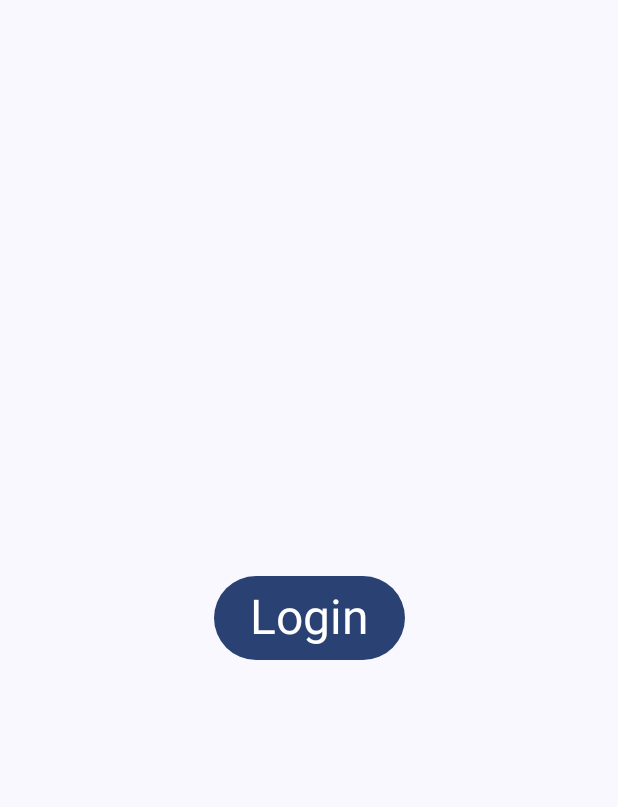
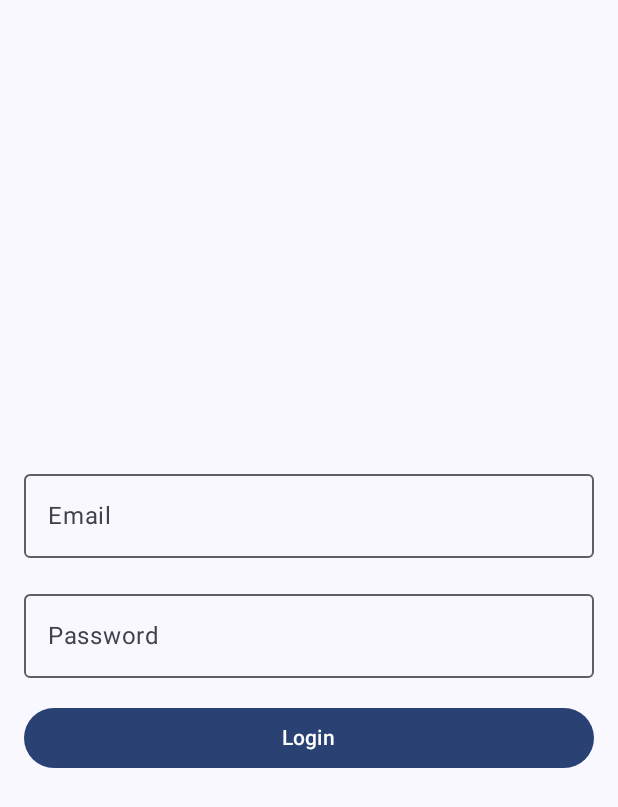
Before and after one commit to akamahesh/EduCrm, an Android app built with Jetpack Compose: the screen it shows after launch (MainActivity), on a phone screen of 412 x 824 dp. Shown: the top 807 px of the screen. Run offline under Robolectric (Android 15) with nearby library versions, the phone set to English and light mode, and no system bars; our stand-ins replace Dagger/Hilt's generated code.

Commit message:
Login module integration

```diff
--- /dev/null
+++ b/app/src/main/java/com/crm/edu/data/login/remote/api/LoginService.kt
@@ -0,0 +1,21 @@
+package com.crm.edu.data.login.remote.api
+
+import com.crm.edu.data.login.remote.model.LoginResponse
+import retrofit2.Response
+import retrofit2.http.Body
+import retrofit2.http.FieldMap
+import retrofit2.http.FormUrlEncoded
+import retrofit2.http.POST
+import javax.inject.Singleton
+
+@Singleton
+interface LoginService {
+    @FormUrlEncoded
+    @POST("https://leadsimulator.com/triangle/external/login")
+    suspend fun doLoginWithPassword(
+        @FieldMap(encoded = false) data: Map<String, String>): Response<LoginResponse>
+    suspend fun login(@Body request: LoginRequest): Response<LoginResponse>
+}
+
+
+data class LoginRequest(val userName: String, val password: String)
--- a/app/src/main/java/com/crm/edu/domain/login/LoginUsecase.kt
+++ b/app/src/main/java/com/crm/edu/domain/login/LoginUsecase.kt
@@ -1,4 +1,12 @@
 package com.crm.edu.domain.login
 
-class LoginUsecase {
+
+import com.crm.edu.data.login.LoginRepository
+import com.crm.edu.data.login.remote.model.LoginResponse
+import javax.inject.Inject
+
+class LoginUseCase @Inject constructor(private val loginRepository: LoginRepository) {
+    suspend fun execute(username: String, password: String): Result<LoginResponse> {
+        return loginRepository.login(username, password)
+    }
 }
--- /dev/null
+++ b/app/src/main/java/com/crm/edu/network/NetworkModule.kt
@@ -0,0 +1,51 @@
+package com.crm.edu.network
+
+
+import com.crm.edu.data.login.remote.api.LoginService
+import dagger.Module
+import dagger.Provides
+import dagger.hilt.InstallIn
+import dagger.hilt.components.SingletonComponent
+import okhttp3.OkHttpClient
+import retrofit2.Retrofit
+import retrofit2.converter.gson.GsonConverterFactory
+import java.util.concurrent.TimeUnit
+import javax.inject.Singleton
+
+@Module
+@InstallIn(SingletonComponent::class)
+object NetworkModule {
+
+    @Singleton
+    @Provides
+    fun provideHttpClient(): OkHttpClient {
+        return OkHttpClient
+            .Builder()
+            .readTimeout(60, TimeUnit.SECONDS)
+            .connectTimeout(60, TimeUnit.SECONDS)
+            .build()
+    }
+
+    @Singleton
+    @Provides
+    fun provideConverterFactory(): GsonConverterFactory =
+        GsonConverterFactory.create()
+
+    @Singleton
+    @Provides
+    fun provideRetrofit(
+        okHttpClient: OkHttpClient,
+        gsonConverterFactory: GsonConverterFactory
+    ): Retrofit {
+        return Retrofit.Builder()
+            .baseUrl("https://crm.staging.educationvibes.in/external/")
+            .client(okHttpClient)
+            .addConverterFactory(gsonConverterFactory)
+            .build()
+    }
+
+    @Singleton
+    @Provides
+    fun provideService(retrofit: Retrofit): LoginService =
+        retrofit.create(LoginService::class.java)
+}
--- a/app/src/main/java/com/crm/edu/ui/compose/EduApp.kt
+++ b/app/src/main/java/com/crm/edu/ui/compose/EduApp.kt
@@ -5,8 +5,8 @@ import androidx.navigation.NavHostController
 import androidx.navigation.compose.NavHost
 import androidx.navigation.compose.composable
 import androidx.navigation.compose.rememberNavController
+import com.crm.edu.compose.screens.LoginScreen
 import com.crm.edu.ui.compose.screens.HomeScreen
-import com.crm.edu.ui.compose.screens.LoginScreen
 import com.crm.edu.ui.compose.screens.SplashScreen
 
 @Composable
--- a/app/src/main/java/com/crm/edu/ui/compose/screens/LoginScreen.kt
+++ /dev/null
@@ -1,31 +0,0 @@
-package com.crm.edu.ui.compose.screens
-
-
-import androidx.compose.foundation.layout.Box
-import androidx.compose.foundation.layout.fillMaxSize
-import androidx.compose.material3.Button
-import androidx.compose.material3.MaterialTheme
-import androidx.compose.material3.Text
-import androidx.compose.runtime.Composable
-import androidx.compose.ui.Alignment
-import androidx.compose.ui.Modifier
-import androidx.navigation.NavHostController
-import com.crm.edu.ui.compose.Screen
-
-@Composable
-fun LoginScreen(navController: NavHostController) {
-    Box(
-        modifier = Modifier.fillMaxSize(),
-        contentAlignment = Alignment.Center
-    ) {
-        Button(onClick = {
-            navController.navigate(Screen.Home.route) {
-                popUpTo(Screen.Login.route) {
-                    inclusive = true
-                }
-            }
-        }) {
-            Text(text = "Login", style = MaterialTheme.typography.headlineLarge)
-        }
-    }
-}
--- /dev/null
+++ b/app/src/main/java/com/crm/edu/ui/compose/screens/login/LoginScreen.kt
@@ -0,0 +1,151 @@
+package com.crm.edu.compose.screens
+
+
+import android.widget.Toast
+import androidx.compose.foundation.layout.Arrangement
+import androidx.compose.foundation.layout.Box
+import androidx.compose.foundation.layout.Column
+import androidx.compose.foundation.layout.Spacer
+import androidx.compose.foundation.layout.fillMaxSize
+import androidx.compose.foundation.layout.fillMaxWidth
+import androidx.compose.foundation.layout.height
+import androidx.compose.foundation.layout.padding
+import androidx.compose.foundation.text.KeyboardOptions
+import androidx.compose.material3.Button
+import androidx.compose.material3.MaterialTheme
+import androidx.compose.material3.OutlinedTextField
+import androidx.compose.material3.Text
+import androidx.compose.runtime.Composable
+import androidx.compose.runtime.collectAsState
+import androidx.compose.runtime.getValue
+import androidx.compose.runtime.mutableStateOf
+import androidx.compose.runtime.remember
+import androidx.compose.runtime.setValue
+import androidx.compose.ui.Alignment
+import androidx.compose.ui.Modifier
+import androidx.compose.ui.graphics.Color
+import androidx.compose.ui.platform.LocalContext
+import androidx.compose.ui.text.input.ImeAction
+import androidx.compose.ui.text.input.KeyboardType
+import androidx.compose.ui.tooling.preview.Preview
+import androidx.compose.ui.unit.dp
+import androidx.core.util.PatternsCompat
+import androidx.hilt.navigation.compose.hiltViewModel
+import androidx.navigation.NavHostController
+import com.crm.edu.ui.compose.Screen
+import com.crm.edu.ui.compose.screens.login.LoginUiState
+import com.crm.edu.ui.compose.screens.login.LoginViewModel
+
+
+@Composable
+fun LoginScreen(navController: NavHostController) {
+    val loginViewModel = hiltViewModel<LoginViewModel>()
+    val loginState by loginViewModel.loginState.collectAsState()
+
+    var email by remember { mutableStateOf("") }
+    var password by remember { mutableStateOf("") }
+    var emailError by remember { mutableStateOf(false) }
+    var passwordError by remember { mutableStateOf(false) }
+
+    Column(
+        modifier = Modifier
+            .fillMaxSize()
+            .padding(16.dp),
+        verticalArrangement = Arrangement.Center
+    ) {
+        OutlinedTextField(
+            value = email,
+            onValueChange = {
+                email = it
+                emailError = !isValidEmail(it)
+            },
+            label = { Text("Email") },
+            isError = emailError,
+            keyboardOptions = KeyboardOptions.Default.copy(
+                keyboardType = KeyboardType.Email,
+                imeAction = ImeAction.Next
+            ),
+            modifier = Modifier.fillMaxWidth()
+        )
+        if (emailError) {
+            Text(
+                text = "Invalid email address",
+                color = Color.Red,
+                style = MaterialTheme.typography.bodyMedium,
+                modifier = Modifier.padding(start = 16.dp)
+            )
+        }
+        Spacer(modifier = Modifier.height(16.dp))
+        OutlinedTextField(
+            value = password,
+            onValueChange = {
+                password = it
+                passwordError = it.isEmpty()
+            },
+            label = { Text("Password") },
+            isError = passwordError,
+            keyboardOptions = KeyboardOptions.Default.copy(
+                keyboardType = KeyboardType.Password,
+                imeAction = ImeAction.Done
+            ),
+            modifier = Modifier.fillMaxWidth()
+        )
+        if (passwordError) {
+            Text(
+                text = "Password cannot be empty",
+                color = Color.Red,
+                style = MaterialTheme.typography.bodyMedium,
+                modifier = Modifier.padding(start = 16.dp)
+            )
+        }
+        Spacer(modifier = Modifier.height(16.dp))
+        Button(
+            onClick = {
+                emailError = !isValidEmail(email)
+                passwordError = password.isEmpty()
+                if (!emailError && !passwordError) {
+                    loginViewModel.login(email, password)
+                }
+            },
+            modifier = Modifier.fillMaxWidth()
+        ) {
+            Text("Login")
+
+        }
+    }
+
+    when (loginState) {
+        is LoginUiState.Loading -> {
+            // Show loading indicator
+        }
+
+        is LoginUiState.Success -> {
+            val message = (loginState as LoginUiState.Success).message
+            Toast.makeText(LocalContext.current, message, Toast.LENGTH_SHORT).show()
+            navController.navigate(Screen.Home.route) {
+                popUpTo(Screen.Login.route) {
+                    inclusive = true
+                }
+            }
+        }
+
+        is LoginUiState.Error -> {
+            val message = (loginState as LoginUiState.Error).message
+            Toast.makeText(LocalContext.current, message, Toast.LENGTH_SHORT).show()
+        }
+
+        else -> {
+            // Show idle state
+        }
+    }
+}
+
+fun isValidEmail(email: String): Boolean {
+    return email.isEmpty() || PatternsCompat.EMAIL_ADDRESS.matcher(email).matches()
+}
+
+@Preview(showBackground = true)
+@Composable
+fun DefaultPreview() {
+    // LoginScreen()
+}
--- /dev/null
+++ b/app/src/main/java/com/crm/edu/ui/compose/screens/login/LoginViewModel.kt
@@ -0,0 +1,39 @@
+package com.crm.edu.ui.compose.screens.login
+
+import androidx.lifecycle.SavedStateHandle
+import androidx.lifecycle.ViewModel
+import androidx.lifecycle.viewModelScope
+import com.crm.edu.domain.login.LoginUseCase
+import dagger.hilt.android.lifecycle.HiltViewModel
+import kotlinx.coroutines.flow.MutableStateFlow
+import kotlinx.coroutines.flow.StateFlow
+import kotlinx.coroutines.flow.asStateFlow
+import kotlinx.coroutines.launch
+import javax.inject.Inject
+
+@HiltViewModel
+class LoginViewModel @Inject constructor(
+    private val savedStateHandle: SavedStateHandle,
+    private val loginUseCase: LoginUseCase
+) : ViewModel() {
+    private val _loginState = MutableStateFlow<LoginUiState>(LoginUiState.Idle)
+    val loginState: StateFlow<LoginUiState> = _loginState.asStateFlow()
+
+    fun login(username: String, password: String) {
+        viewModelScope.launch {
+            _loginState.value = LoginUiState.Loading
+            val result = loginUseCase.execute(username, password)
+            _loginState.value = result.fold(
+                onSuccess = { LoginUiState.Success(it.message) },
+                onFailure = { LoginUiState.Error(it.message ?: "Unknown error") }
+            )
+        }
+    }
+}
+
+sealed interface LoginUiState {
+    object Idle : LoginUiState
+    object Loading : LoginUiState
+    data class Success(val message: String?) : LoginUiState
+    data class Error(val message: String) : LoginUiState
+}
```
Also changed, not shown: app/src/main/java/com/crm/edu/data/login/LoginRepository.kt (added, +20 -0 lines), app/src/main/java/com/crm/edu/data/login/remote/model/LoginResponseDTO.kt (added, +88 -0 lines).
